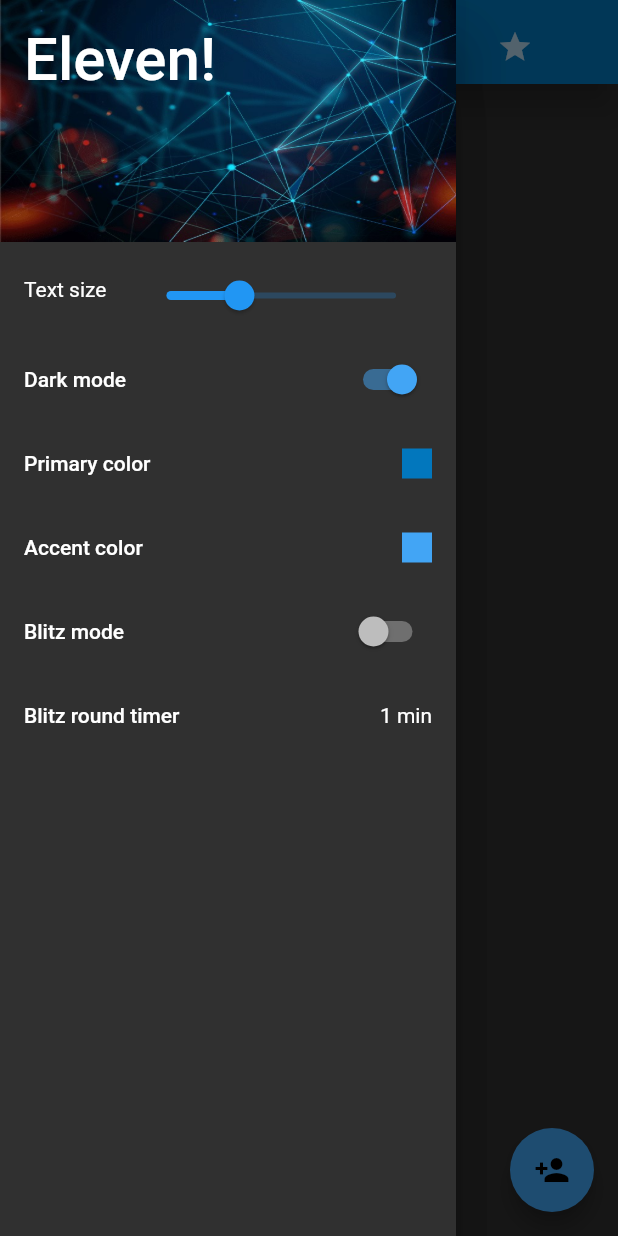
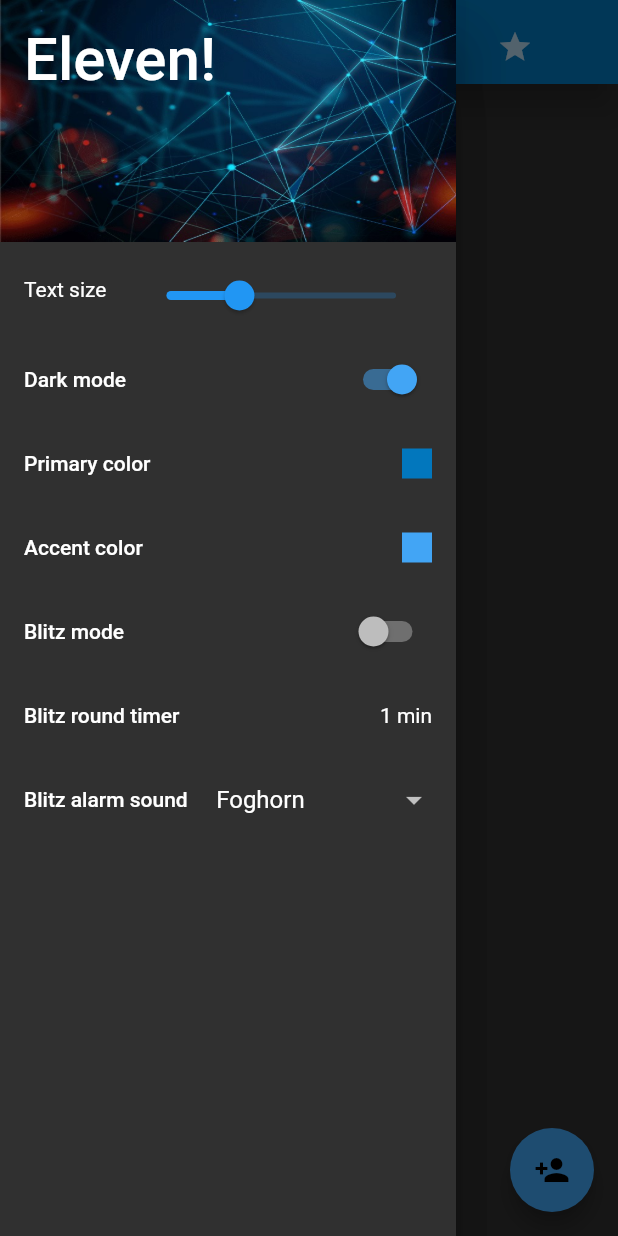
Before and after one commit to zmej-serow/eleven, a Flutter app: the screen it shows after launch, with the side drawer open, on a phone screen of 412 x 824 dp. Run offline on Flutter 3.47's test engine with Material 2 defaults, Android fonts, the phone set to English and light mode, and no system bars; our stand-ins replace flutter_colorpicker, numberpicker, shared_preferences; missing offline and left inert: audiofileplayer.

Commit message:
Added four free alarm sounds, added (ugly) ability to select them.

```diff
--- a/lib/app_state.dart
+++ b/lib/app_state.dart
@@ -19,7 +19,7 @@ class AppState with ChangeNotifier {
   bool _blitz = false;
   Timer _timer;
   Duration _timerDuration = Duration(minutes: 1);
-  String _timerAlarmSound = 'sounds/Drone.wav';
+  String _timerAlarmSound = 'sounds/Foghorn.mp3';
   Map _themePrefs = {
     "textSize": 25.0,
     "brightness": Brightness.dark,
@@ -31,8 +31,16 @@ class AppState with ChangeNotifier {
   List<Player> get getPlayers => _players;
   Map get prefs => _themePrefs;
   bool get blitz => _blitz;
+  String get timerAlarmSound => _timerAlarmSound.substring( // todo: fix this shit with regexp pattern matching?
+      _timerAlarmSound.lastIndexOf("/")+1, _timerAlarmSound.lastIndexOf(".")
+  );
   Duration get timerDuration => _timerDuration;
   ThemeData get theme => _themeData;
+
+  set timerAlarmSound(String sound) {
+    _timerAlarmSound = "sounds/$sound.mp3";
+    _save();    // TODO: don't forget to save timer value, cancel it and restart with old value and new sound!
+  }
 
   set timerDuration(Duration duration) {
     _timerDuration = duration;
@@ -84,7 +92,7 @@ class AppState with ChangeNotifier {
     if (_timer != null) _timer.cancel();
     _players[_currentPlayer].addScore(score);
     if (_blitz) {
-      _timer = Timer(_timerDuration, () => Audio.load(_timerAlarmSound).play());  // TODO: don't forget to .dispose() before loading new sound?
+      _timer = Timer(_timerDuration, () => Audio.load(_timerAlarmSound).play());
     } else {
       _timer = null;
     }
--- a/lib/main.dart
+++ b/lib/main.dart
@@ -137,6 +137,20 @@ class MainScreenState extends State<MainScreen> {
               trailing: Text("${appState.timerDuration.inMinutes.toString()} min"),
               onTap: () async => appState.timerDuration = await blitzDurationPicker(appState.timerDuration)
           ),
+          ListTile(
+            title: Text("Blitz alarm sound"),
+            trailing: DropdownButton<String>(
+              underline: SizedBox(),
+              value: appState.timerAlarmSound,
+              items: <String>['Foghorn', 'Huge temple bell', 'Siren', 'Temple bell'].map((String value) {
+                return DropdownMenuItem<String>(
+                  value: value,
+                  child: Text(value),
+                );
+              }).toList(),
+              onChanged: (x) => appState.timerAlarmSound = x,
+            )
+        ),
         ],
       ),
     );
```
